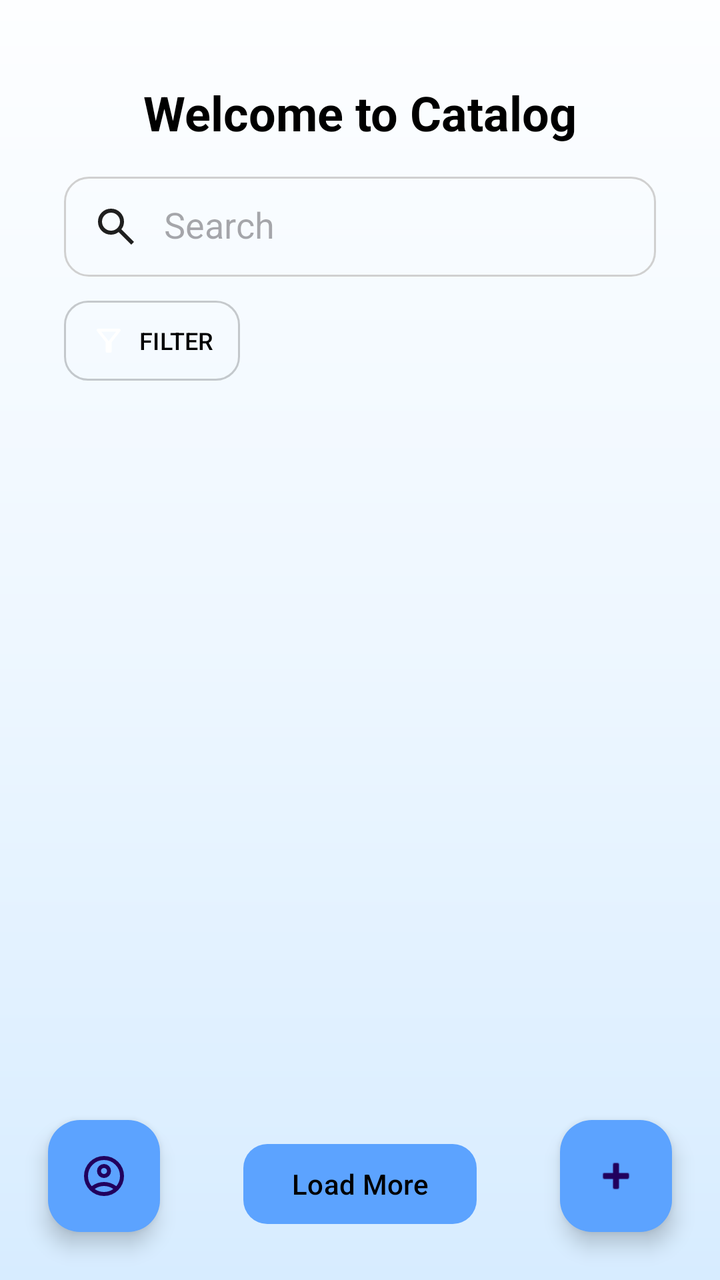
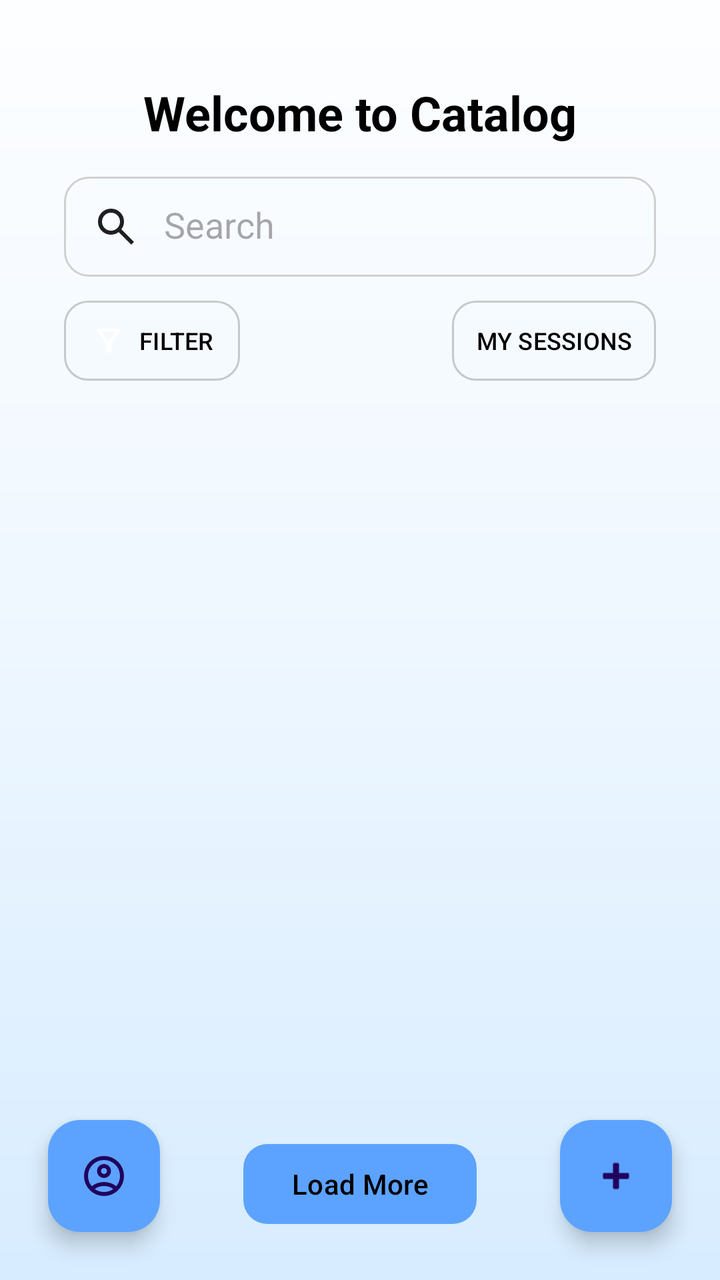

Screens rendered from an Android XML layout before and after an edit, with the pre-edit source and the edit as a unified diff.
<!-- AndroidManifest.xml: activity theme Theme.First_exercise -->
<!-- res/layout/activity_main.xml -->
<?xml version="1.0" encoding="utf-8"?>
<androidx.constraintlayout.widget.ConstraintLayout
    xmlns:android="http://schemas.android.com/apk/res/android"
    xmlns:app="http://schemas.android.com/apk/res-auto"
    xmlns:tools="http://schemas.android.com/tools"
    android:id="@+id/main"
    android:layout_width="match_parent"
    android:layout_height="match_parent"
    android:background="@drawable/login_background"
    tools:context=".MainActivity">


    <TextView
    android:id="@+id/catalog_title"
    android:layout_width="wrap_content"
    android:layout_height="wrap_content"
    android:text="Welcome to Catalog"
    android:textSize="24sp"
    android:textStyle="bold"
        android:textColor="@color/black"
    app:layout_constraintTop_toTopOf="parent"
    app:layout_constraintStart_toStartOf="parent"
    app:layout_constraintEnd_toEndOf="parent"
    android:layout_marginTop="40dp"/>

    <EditText
        android:id="@+id/search_input"
        android:layout_width="0dp"
        android:layout_height="50dp"
        android:layout_marginStart="32dp"
        android:layout_marginTop="16dp"
        android:layout_marginEnd="32dp"
        android:background="@drawable/text_box"
        android:drawableStart="@drawable/search"
        android:drawablePadding="12dp"
        android:hint="Search"
        android:padding="14dp"
        android:textColor="@color/black"
        android:imeOptions="actionSearch"
        android:inputType="text"
        android:singleLine="true"
        app:layout_constraintEnd_toEndOf="parent"
        app:layout_constraintHorizontal_bias="0.0"
        app:layout_constraintStart_toStartOf="parent"
        app:layout_constraintTop_toBottomOf="@id/catalog_title" />



    <com.google.android.material.button.MaterialButton
        android:id="@+id/btnFilter"
        android:layout_width="wrap_content"
        android:layout_height="48dp"
        android:text="FILTER"
        android:textAllCaps="true"
        android:textSize="12sp"
        android:textColor="@color/black"
        app:icon="@drawable/filter"
        app:iconGravity="textStart"
        app:iconPadding="6dp"
        app:backgroundTint="@android:color/transparent"
        app:strokeColor="@color/shadow_black"
        app:strokeWidth="1dp"
        app:cornerRadius="12dp"
        android:elevation="0dp"
        android:paddingLeft="12dp"
        android:paddingRight="12dp"
        app:layout_constraintTop_toBottomOf="@id/search_input"
        app:layout_constraintStart_toStartOf="@id/search_input"
        android:layout_marginTop="8dp"/>


    <androidx.recyclerview.widget.RecyclerView
        android:id="@+id/rvCourses"
        android:layout_width="0dp"
        android:layout_height="0dp"
        android:padding="12dp"
        app:layout_constraintTop_toBottomOf="@id/btnFilter"
        app:layout_constraintStart_toStartOf="parent"
        app:layout_constraintEnd_toEndOf="parent"
        app:layout_constraintBottom_toTopOf="@id/btnLoadMore"/>

    <com.google.android.material.button.MaterialButton
        android:id="@+id/btnLoadMore"
        android:layout_width="wrap_content"
        android:layout_height="48dp"
        android:text="Load More"
        android:textAllCaps="false"
        android:textColor="@color/black"

        app:backgroundTint="@color/lightBlue"
        app:cornerRadius="12dp"


        app:layout_constraintBottom_toBottomOf="parent"
        android:layout_marginBottom="24dp"

        app:layout_constraintStart_toStartOf="parent"
        app:layout_constraintEnd_toEndOf="parent"/>

    <com.google.android.material.floatingactionbutton.FloatingActionButton
        android:id="@+id/fabAdd"
        android:layout_width="wrap_content"
        android:layout_height="wrap_content"
        android:layout_margin="24dp"
        android:src="@android:drawable/ic_input_add"
        android:contentDescription="Add new course"
        app:backgroundTint="@color/lightBlue"
        app:layout_constraintBottom_toBottomOf="parent"
        app:layout_constraintEnd_toEndOf="parent" />

    <com.google.android.material.floatingactionbutton.FloatingActionButton
        android:id="@+id/fabProfile"
        android:layout_width="wrap_content"
        android:layout_height="wrap_content"
        android:layout_margin="24dp"
        android:src="@drawable/account_circle"
        android:contentDescription="Profile"
        app:backgroundTint="@color/lightBlue"
        app:layout_constraintBottom_toBottomOf="parent"
        app:layout_constraintStart_toStartOf="parent"/>


    <ProgressBar
        android:id="@+id/progressBar"
        android:layout_width="wrap_content"
        android:layout_height="wrap_content"
        android:visibility="gone"
        app:layout_constraintTop_toTopOf="parent"
        app:layout_constraintBottom_toBottomOf="parent"
        app:layout_constraintStart_toStartOf="parent"
        app:layout_constraintEnd_toEndOf="parent" />



</androidx.constraintlayout.widget.ConstraintLayout>
<!-- resources referenced by this layout -->
<resources>
  <color name="black">#FF000000</color>
  <color name="lightBlue">#5ca3ff</color>
  <color name="shadow_black">#33000000</color>
  <!-- drawable account_circle (drawable) -->
  <vector xmlns:android="http://schemas.android.com/apk/res/android"
      android:width="24dp"
      android:height="24dp"
      android:viewportWidth="960"
      android:viewportHeight="960">
      <path
          android:pathData="M234,684q51,-39 114,-61.5T480,600q69,0 132,22.5T726,684q35,-41 54.5,-93T800,480q0,-133 -93.5,-226.5T480,160q-133,0 -226.5,93.5T160,480q0,59 19.5,111t54.5,93ZM480,520q-59,0 -99.5,-40.5T340,380q0,-59 40.5,-99.5T480,240q59,0 99.5,40.5T620,380q0,59 -40.5,99.5T480,520ZM480,880q-83,0 -156,-31.5T197,763q-54,-54 -85.5,-127T80,480q0,-83 31.5,-156T197,197q54,-54 127,-85.5T480,80q83,0 156,31.5T763,197q54,54 85.5,127T880,480q0,83 -31.5,156T763,763q-54,54 -127,85.5T480,880ZM480,800q53,0 100,-15.5t86,-44.5q-39,-29 -86,-44.5T480,680q-53,0 -100,15.5T294,740q39,29 86,44.5T480,800ZM480,440q26,0 43,-17t17,-43q0,-26 -17,-43t-43,-17q-26,0 -43,17t-17,43q0,26 17,43t43,17ZM480,380ZM480,740Z"
          android:fillColor="#1f1f1f"/>
  </vector>
  <!-- drawable filter (drawable) -->
  <vector xmlns:android="http://schemas.android.com/apk/res/android"
      android:width="24dp"
      android:height="24dp"
      android:viewportWidth="960"
      android:viewportHeight="960">
    <path
        android:pathData="M440,800q-17,0 -28.5,-11.5T400,760v-240L168,224q-15,-20 -4.5,-42t36.5,-22h560q26,0 36.5,22t-4.5,42L560,520v240q0,17 -11.5,28.5T520,800h-80ZM480,492 L678,240L282,240l198,252ZM480,492Z"
        android:fillColor="#1f1f1f"/>
  </vector>
  <!-- drawable login_background (drawable) -->
  <?xml version="1.0" encoding="utf-8"?>
  <shape xmlns:android="http://schemas.android.com/apk/res/android">
      <gradient
          android:startColor="#FDFEFF"
      android:centerColor="#EEF7FF"
      android:endColor="#D7ECFF"
      android:angle="270" />
  </shape>
  <!-- drawable search (drawable) -->
  <vector xmlns:android="http://schemas.android.com/apk/res/android"
      android:width="24dp"
      android:height="24dp"
      android:viewportWidth="960"
      android:viewportHeight="960">
    <path
        android:pathData="M784,840 L532,588q-30,24 -69,38t-83,14q-109,0 -184.5,-75.5T120,380q0,-109 75.5,-184.5T380,120q109,0 184.5,75.5T640,380q0,44 -14,83t-38,69l252,252 -56,56ZM380,560q75,0 127.5,-52.5T560,380q0,-75 -52.5,-127.5T380,200q-75,0 -127.5,52.5T200,380q0,75 52.5,127.5T380,560Z"
        android:fillColor="#1f1f1f"/>
  </vector>
  <!-- drawable text_box (drawable) -->
  <?xml version="1.0" encoding="utf-8"?>
  <shape xmlns:android="http://schemas.android.com/apk/res/android">
  
      <solid android:color="@color/transparent" />
  
      <corners android:radius="12dp"/>
  
      <stroke
          android:width="1dp"
          android:color="@color/login_border_gray" />
  
  </shape>
  <style name="Theme.First_exercise" parent="Base.Theme.First_exercise" />
  <color name="transparent">#00FFFFFF</color>
  <color name="login_border_gray">#D0D0D0</color>
  <style name="Base.Theme.First_exercise" parent="Theme.Material3.DayNight.NoActionBar">
          
          
      </style>
</resources>

<!-- the commit's change to res/layout/activity_main.xml (unified diff, before → after) -->
@@ -68,6 +68,25 @@
         app:layout_constraintStart_toStartOf="@id/search_input"
         android:layout_marginTop="8dp"/>
 
+    <com.google.android.material.button.MaterialButton
+        android:id="@+id/btnMySessions"
+        android:layout_width="wrap_content"
+        android:layout_height="48dp"
+        android:text="MY SESSIONS"
+        android:textAllCaps="true"
+        android:textSize="12sp"
+        android:textColor="@color/black"
+        app:backgroundTint="@android:color/transparent"
+        app:strokeColor="@color/shadow_black"
+        app:strokeWidth="1dp"
+        app:cornerRadius="12dp"
+        android:elevation="0dp"
+        android:paddingLeft="12dp"
+        android:paddingRight="12dp"
+
+        app:layout_constraintTop_toTopOf="@id/btnFilter"
+        app:layout_constraintEnd_toEndOf="@id/search_input"/>
+
 
     <androidx.recyclerview.widget.RecyclerView
         android:id="@+id/rvCourses"
